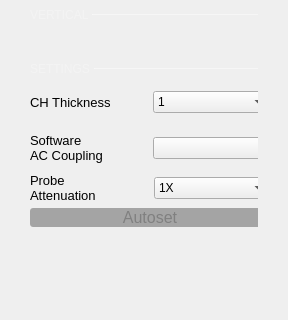
analogdevicesinc/scopy, file ui/channel_settings.ui: the form before one commit; both pictures show x 0 to 288 and y 218 to 538 of the 288 by 538 pixel window.
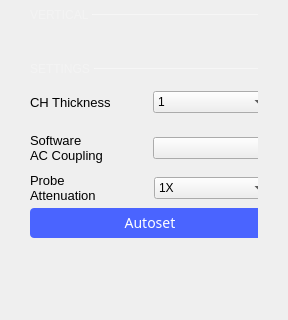
The form after the commit. Custom widgets are drawn as their Qt base class.

Commit message: Oscilloscope: Changed autoset button style

```diff
--- a/ui/channel_settings.ui
+++ b/ui/channel_settings.ui
@@ -864,19 +864,22 @@
        <item>
         <widget class="QPushButton" name="btnAutoset">
          <property name="styleSheet">
-          <string notr="true">QPushButton {
-	background-color: rgba(0, 0, 0, 80);
-	color: gray;
-	font: bold  &quot;Times New Roman&quot;;	
-	font-size: 16px;
-	border-radius: 3px;
-  	border: 2px rgba(0, 0, 0, 80);
+          <string notr="true">QPushButton{
+  width: 175px;
+  height: 30px;
+  border-radius: 4px;
+  background-color: #4a64ff;
+  font-family: ArialMT;
+  font-size: 14px;
+  font-weight: normal;
+  font-style: normal;
+  text-align: center;
+  color: #ffffff;
 }
 
-QPushButton:hover {
-	color: white;
-	background-color: rgba(0, 0, 0, 60);
-	border-color: rgba(0, 0, 0, 60);
+QPushButton:hover
+{
+	 background-color: #4a34ff;
 }</string>
          </property>
          <property name="text">
```
